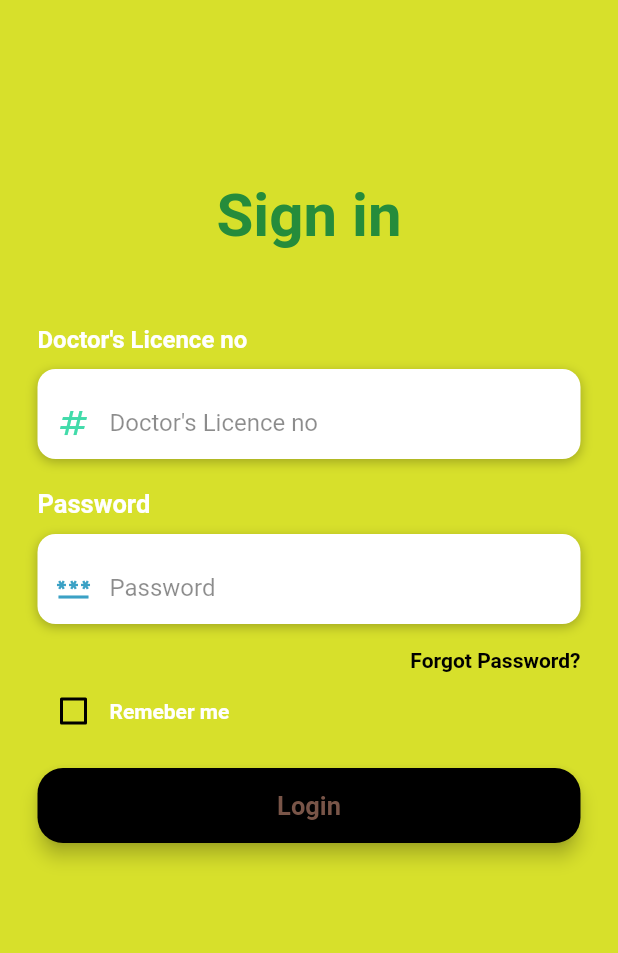
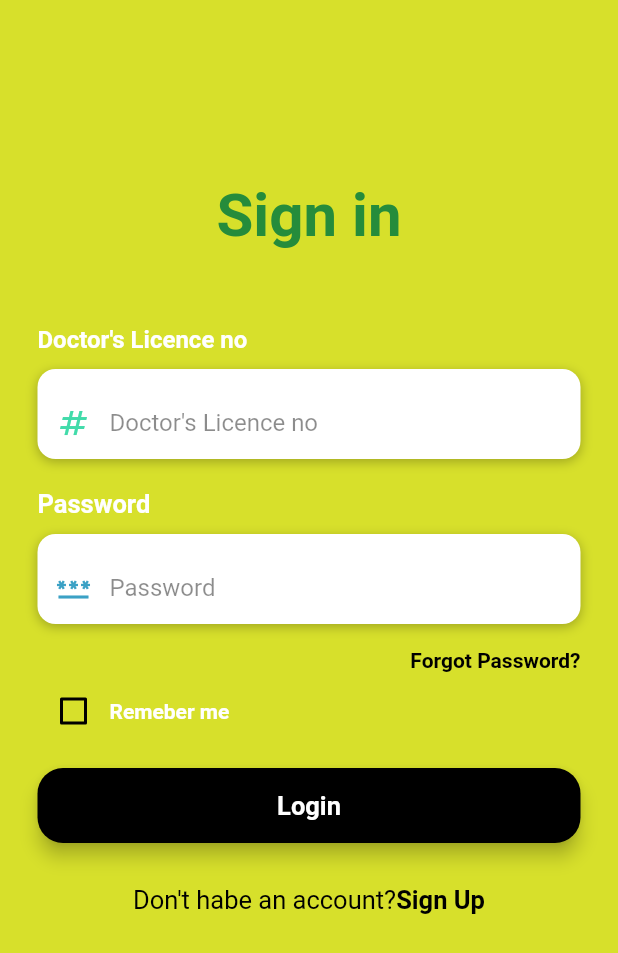
Before and after one commit to MosesColince/TodoAPP, a Flutter app: the screen it shows after launch, on a phone screen of 412 x 824 dp. Shown: the top 953 px of the screen. Run offline on Flutter 3.47's test engine with Material 2 defaults, Android fonts, the phone set to English and light mode, and no system bars.

Commit message:
Create a login page#2

```diff
--- a/todoapp/lib/loginscreen/login.dart
+++ b/todoapp/lib/loginscreen/login.dart
@@ -143,11 +143,33 @@ class _LoginScreenState extends State<LoginScreen> {
             child: Text(
               "Login",
               style: TextStyle(
-                color: Colors.brown,
+                color: Colors.white,
                 fontSize: 17,
                 fontWeight: FontWeight.bold,
               ),
             )));
+  }
+
+  Widget buildSignUpButton() {
+    return GestureDetector(
+      onTap: () => print("Sign up Pressed"),
+      child: RichText(
+          text: TextSpan(children: [
+        TextSpan(
+            text: "Don't habe an account?",
+            style: TextStyle(
+                fontSize: 17,
+                color: Colors.black,
+                fontWeight: FontWeight.w400)),
+        TextSpan(
+            text: "Sign Up",
+            style: TextStyle(
+              fontSize: 17,
+              color: Colors.black,
+              fontWeight: FontWeight.bold,
+            ))
+      ])),
+    );
   }
 
   @override
@@ -191,7 +213,8 @@ class _LoginScreenState extends State<LoginScreen> {
                       buildPassword(),
                       buildForgotPassWordButton(),
                       buildRememberbutton(),
-                      buildLoginButton()
+                      buildLoginButton(),
+                      buildSignUpButton(),
                     ],
                   ),
                 ),
```
